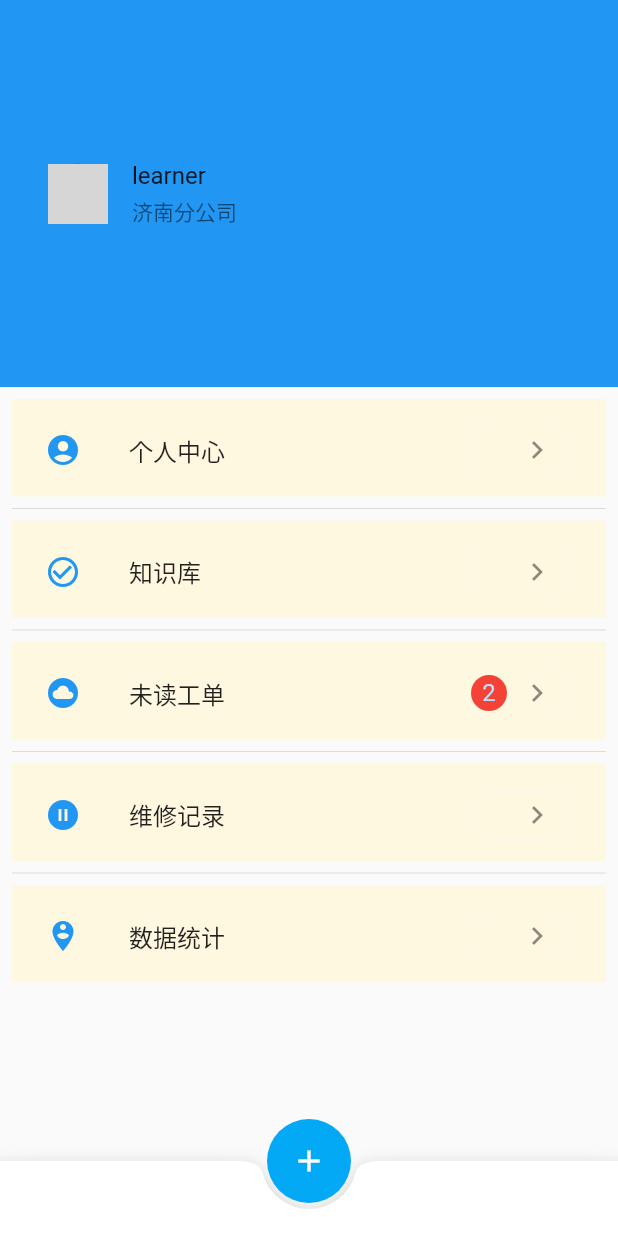
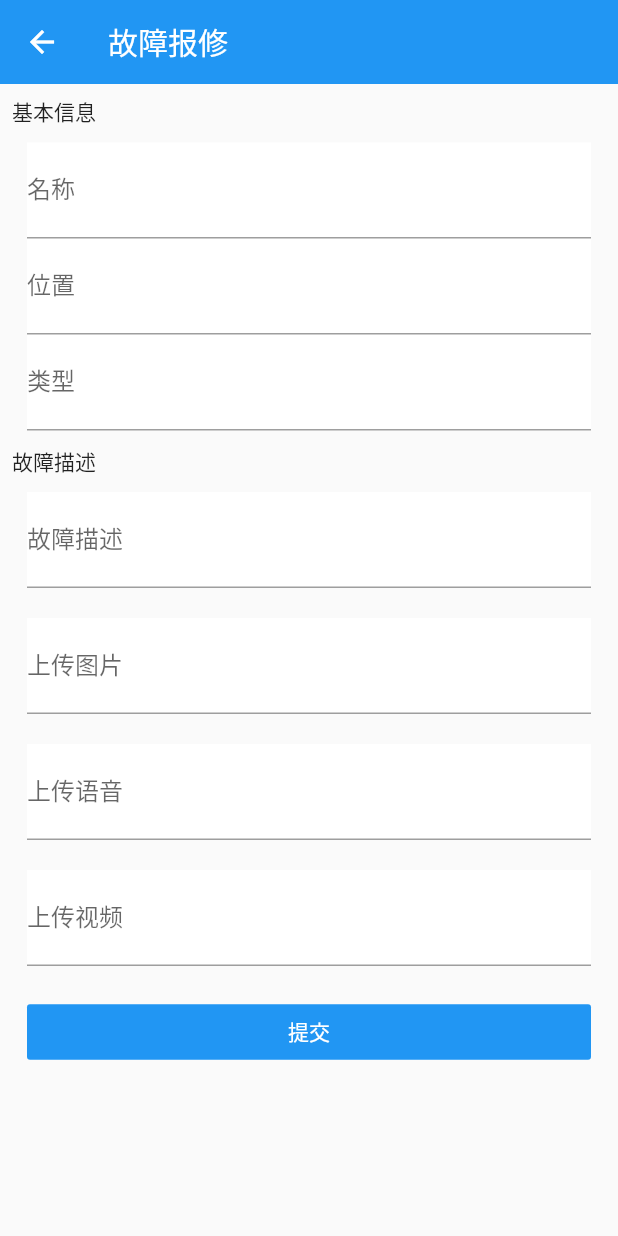
Before and after one commit to hwySensible/repair_app, a Flutter app: the screen it shows after launch, after a tap on the "add" icon, on a phone screen of 412 x 824 dp. Run offline on Flutter 3.47's test engine with Material 2 defaults, Android fonts, the phone set to English and light mode, and no system bars; our stand-ins replace cached_network_image, dio, fluttertoast, shared_preferences; missing offline and left inert: flukit; generated files the repository leaves out were written again; network calls fail; grey boxes are pictures that could not be loaded.

Commit message:
添加repair文件夹; 新增报修页面; 修改主页面新增跳转链接

```diff
--- a/lib/routes/home_page.dart
+++ b/lib/routes/home_page.dart
@@ -1,3 +1,4 @@
+import 'package:repair_app/widgets/repair/repair_add.dart';
 import '../index.dart';
 import 'package:flukit/flukit.dart';
 
@@ -11,11 +12,11 @@ class _HomeRouteState extends State<HomeRoute> {
   Widget build(BuildContext context) {
     final Widget _floatingActionButton = FloatingActionButton(
       onPressed: () {
-        // Navigator.of(context).push(
-        //   // MaterialPageRoute(
-        //   //   builder: (BuildContext context) => RepairAdd(title: 'repair_add'),
-        //   // )
-        // );
+        Navigator.of(context).push(
+          MaterialPageRoute(
+            builder: (BuildContext context) => RepairAdd(title: '故障报修'),
+          )
+        );
       },
       child: Icon(Icons.add),
       elevation: 0.0,
--- /dev/null
+++ b/lib/widgets/repair/repair_add.dart
@@ -0,0 +1,211 @@
+import 'package:flutter/material.dart';
+import 'package:flutter/rendering.dart';
+
+class RepairAdd extends StatelessWidget {
+
+  final String title;
+
+  RepairAdd({
+    this.title
+  });
+
+  @override
+  Widget build(BuildContext context) {
+    return Scaffold(
+      appBar: AppBar(
+        title: Text(title),
+        elevation: 0.0,
+      ),
+      body: repairBody()
+    );
+  }
+}
+
+class repairBody extends StatelessWidget {
+  @override
+  Widget build(BuildContext context) {
+    return Container(
+      child: ListView(
+      padding: const EdgeInsets.all(8.0),
+      children: <Widget>[
+        Container(
+          child: Text(
+            '基本信息',
+            textAlign: TextAlign.start,
+          ),
+        ),
+        Container(
+          margin: const EdgeInsets.all(10.0),
+          color: Colors.white,
+          child: Form(
+            child: Column(
+              crossAxisAlignment: CrossAxisAlignment.start,
+              children: <Widget>[
+                TextFormField(
+                  decoration: InputDecoration(
+                    // icon: Icon(Icons.person),
+                    hintText: '请输入故障名称',
+                    labelText: '名称'
+                  ),
+                  validator: (value) {
+                    if (value.isEmpty) {
+                      return 'Please enter some text';
+                    }
+                    return null;
+                  },
+                ),
+                TextFormField(
+                  decoration: InputDecoration(
+                    // icon: Icon(Icons.person),
+                    hintText: '济南东收费站',
+                    labelText: '位置'
+                  ),
+                  validator: (value) {
+                    if (value.isEmpty) {
+                      return 'Please enter some text';
+                    }
+                    return null;
+                  },
+                ),
+                TextFormField(
+                  decoration: InputDecoration(
+                    // icon: Icon(Icons.person),
+                    hintText: '请选择类型',
+                    labelText: '类型'
+                  ),
+                  validator: (value) {
+                    if (value.isEmpty) {
+                      return 'Please enter some text';
+                    }
+                    return null;
+                  },
+                ),
+              ],
+            ),
+          ),
+        ),
+        Container(
+          child: Text(
+            '故障描述',
+            textAlign: TextAlign.start,
+          ),
+        ),
+        Container(
+          margin: const EdgeInsets.all(10.0),
+          color: Colors.white,
+          child: Form(
+            child: Column(
+              crossAxisAlignment: CrossAxisAlignment.start,
+              children: <Widget>[
+                TextFormField(
+                  decoration: InputDecoration(
+                    // icon: Icon(Icons.person),
+                    hintText: '请输入故障描述信息',
+                    labelText: '故障描述'
+                  ),
+                  validator: (value) {
+                    if (value.isEmpty) {
+                      return 'Please enter some text';
+                    }
+                    return null;
+                  },
+                ),
+              ],
+            ),
+          ),
+        ),
+        Container(
+          margin: const EdgeInsets.all(10.0),
+          color: Colors.white,
+          child: Form(
+            child: Column(
+              crossAxisAlignment: CrossAxisAlignment.start,
+              children: <Widget>[
+                TextFormField(
+                  decoration: InputDecoration(
+                    // icon: Icon(Icons.person),
+                    hintText: '上传图片',
+                    labelText: '上传图片'
+                  ),
+                  validator: (value) {
+                    if (value.isEmpty) {
+                      return 'Please enter some text';
+                    }
+                    return null;
+                  },
+                ),
+              ],
+            ),
+          ),
+        ),
+        Container(
+          margin: const EdgeInsets.all(10.0),
+          color: Colors.white,
+          child: Form(
+            child: Column(
+              crossAxisAlignment: CrossAxisAlignment.start,
+              children: <Widget>[
+                TextFormField(
+                  decoration: InputDecoration(
+                    // icon: Icon(Icons.person),
+                    hintText: '上传语音',
+                    labelText: '上传语音'
+                  ),
+                  validator: (value) {
+                    if (value.isEmpty) {
+                      return 'Please enter some text';
+                    }
+                    return null;
+                  },
+                ),
+              ],
+            ),
+          ),
+        ),
+        Container(
+          margin: const EdgeInsets.all(10.0),
+          color: Colors.white,
+          child: Form(
+            child: Column(
+              crossAxisAlignment: CrossAxisAlignment.start,
+              children: <Widget>[
+                TextFormField(
+                  decoration: InputDecoration(
+                    // icon: Icon(Icons.person),
+                    hintText: '上传视频',
+                    labelText: '上传视频'
+                  ),
+                  validator: (value) {
+                    if (value.isEmpty) {
+                      return 'Please enter some text';
+                    }
+                    return null;
+                  },
+                ),
+              ],
+            ),
+          ),
+        ),
+        Container(
+          padding: EdgeInsets.all(10.0),
+          child: Row(
+            mainAxisAlignment: MainAxisAlignment.center,
+            children: <Widget>[
+              Expanded(
+                child: FlatButton(
+                  child: Text('提交'),
+                  onPressed: () {},
+                  splashColor: Colors.blueGrey,
+                  textColor: Colors.white,
+                  color: Colors.blue,
+                  padding: EdgeInsets.all(8.0),
+                ),
+              )
+            ],
+          ),
+        )
+      ],
+    ),
+    );
+  }
+}
```
